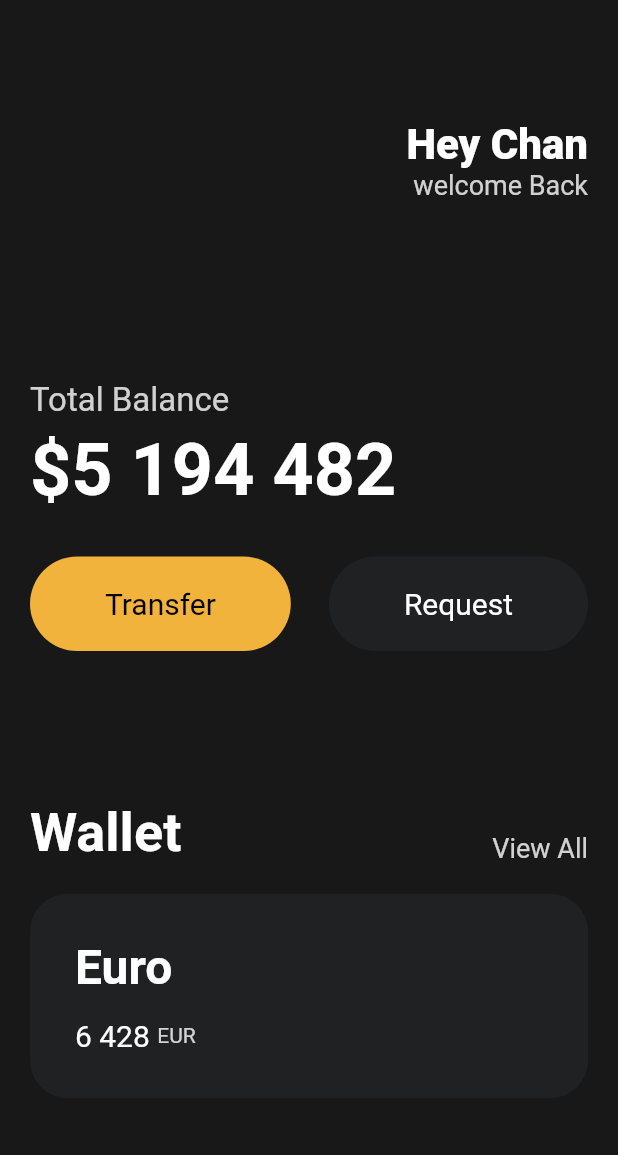
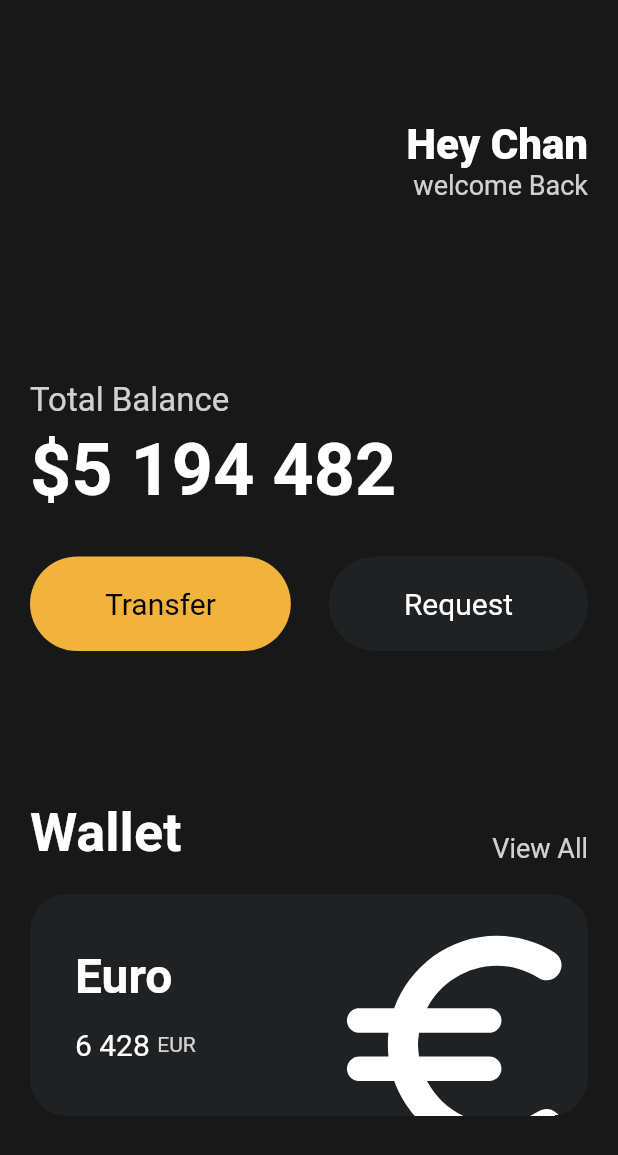
Before and after one commit to seochan99/FlutterSystem, a Flutter app: the screen it shows after launch, on a phone screen of 412 x 824 dp. Shown: the top 1155 px of the screen. Run offline on Flutter 3.47's test engine with Material 2 defaults, Android fonts, the phone set to English and light mode, and no system bars.

Commit message:
feat : 3.7 Icons and Transforms

```diff
--- a/toonflix/lib/main.dart
+++ b/toonflix/lib/main.dart
@@ -122,6 +122,8 @@ class App extends StatelessWidget {
                 height: 20,
               ),
               Container(
+                // overflow 됐을때 어떻게 하는지 설정하는 ClipBehavior
+                clipBehavior: Clip.hardEdge,
                 decoration: BoxDecoration(
                   color: const Color(0xFF1F2123),
                   borderRadius: BorderRadius.circular(25),
@@ -130,6 +132,7 @@ class App extends StatelessWidget {
                   // padding
                   padding: const EdgeInsets.all(30),
                   child: Row(
+                    mainAxisAlignment: MainAxisAlignment.spaceBetween,
                     children: [
                       Column(
                           crossAxisAlignment: CrossAxisAlignment.start,
@@ -164,6 +167,16 @@ class App extends StatelessWidget {
                               ],
                             )
                           ]),
+                      Transform.scale(
+                          scale: 2.2,
+                          child: Transform.translate(
+                            offset: const Offset(-5, 12),
+                            child: const Icon(
+                              Icons.euro_rounded,
+                              color: Colors.white,
+                              size: 88,
+                            ),
+                          ))
                     ],
                   ),
                 ),
```
